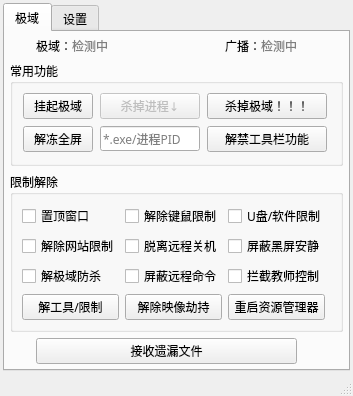
First picture: the form in NTD.ui, repository LYXOfficial/NoTopDomain, before the edit.
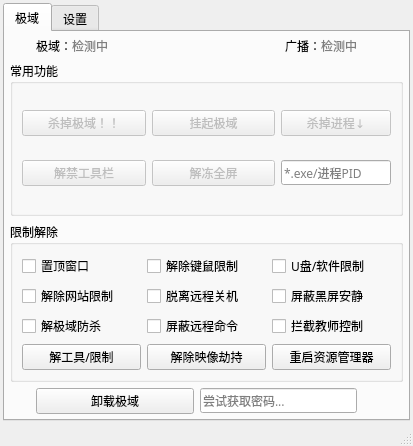
Second picture: the form after the edit.

The edit to the form file:
```diff
--- a/NTD.ui
+++ b/NTD.ui
@@ -6,8 +6,8 @@
    <rect>
     <x>0</x>
     <y>0</y>
-    <width>345</width>
-    <height>376</height>
+    <width>413</width>
+    <height>446</height>
    </rect>
   </property>
   <property name="font">
@@ -58,27 +58,97 @@
         <property name="bottomMargin">
          <number>5</number>
         </property>
-        <item row="0" column="3">
-         <widget class="QLabel" name="label_5">
-          <property name="maximumSize">
-           <size>
-            <width>40</width>
-            <height>16777215</height>
-           </size>
+        <item row="2" column="0" colspan="4">
+         <widget class="QGroupBox" name="groupBox_2">
+          <property name="title">
+           <string>限制解除</string>
           </property>
-          <property name="text">
-           <string/>
-          </property>
-         </widget>
-        </item>
-        <item row="0" column="1">
-         <widget class="QLabel" name="StudentRunning">
-          <property name="text">
-           <string>极域：&lt;span style=&quot;color:grey&quot;&gt;检测中&lt;/span&gt;</string>
-          </property>
-          <property name="margin">
-           <number>0</number>
-          </property>
+          <layout class="QGridLayout" name="gridLayout_3">
+           <item row="2" column="0">
+            <widget class="QCheckBox" name="UnlockTDHook">
+             <property name="text">
+              <string>解极域防杀</string>
+             </property>
+            </widget>
+           </item>
+           <item row="1" column="2">
+            <widget class="QCheckBox" name="NoBlackScreen">
+             <property name="text">
+              <string>屏蔽黑屏安静</string>
+             </property>
+            </widget>
+           </item>
+           <item row="2" column="2">
+            <widget class="QCheckBox" name="NoControl">
+             <property name="text">
+              <string>拦截教师控制</string>
+             </property>
+            </widget>
+           </item>
+           <item row="3" column="1">
+            <widget class="QPushButton" name="NoImg">
+             <property name="text">
+              <string>解除映像劫持</string>
+             </property>
+            </widget>
+           </item>
+           <item row="0" column="1">
+            <widget class="QCheckBox" name="KeyboardYes">
+             <property name="text">
+              <string>解除键鼠限制</string>
+             </property>
+            </widget>
+           </item>
+           <item row="3" column="0">
+            <widget class="QPushButton" name="ToolsYes">
+             <property name="text">
+              <string>解工具/限制</string>
+             </property>
+            </widget>
+           </item>
+           <item row="2" column="1">
+            <widget class="QCheckBox" name="NoCommand">
+             <property name="text">
+              <string>屏蔽远程命令</string>
+             </property>
+            </widget>
+           </item>
+           <item row="0" column="0">
+            <widget class="QCheckBox" name="IamTop">
+             <property name="text">
+              <string>置顶窗口</string>
+             </property>
+            </widget>
+           </item>
+           <item row="0" column="2">
+            <widget class="QCheckBox" name="USBYes">
+             <property name="text">
+              <string>U盘/软件限制</string>
+             </property>
+            </widget>
+           </item>
+           <item row="1" column="1">
+            <widget class="QCheckBox" name="NoShutdown">
+             <property name="text">
+              <string>脱离远程关机</string>
+             </property>
+            </widget>
+           </item>
+           <item row="3" column="2">
+            <widget class="QPushButton" name="RestartExplorer">
+             <property name="text">
+              <string>重启资源管理器</string>
+             </property>
+            </widget>
+           </item>
+           <item row="1" column="0">
+            <widget class="QCheckBox" name="WebsiteYes">
+             <property name="text">
+              <string>解除网站限制</string>
+             </property>
+            </widget>
+           </item>
+          </layout>
          </widget>
         </item>
         <item row="0" column="2">
@@ -97,10 +167,26 @@
           </property>
          </widget>
         </item>
-        <item row="3" column="1" colspan="2">
-         <widget class="QPushButton" name="WhereIsMyFile">
+        <item row="0" column="1">
+         <widget class="QLabel" name="StudentRunning">
           <property name="text">
-           <string>接收遗漏文件</string>
+           <string>极域：&lt;span style=&quot;color:grey&quot;&gt;检测中&lt;/span&gt;</string>
+          </property>
+          <property name="margin">
+           <number>0</number>
+          </property>
+         </widget>
+        </item>
+        <item row="0" column="3">
+         <widget class="QLabel" name="label_5">
+          <property name="maximumSize">
+           <size>
+            <width>40</width>
+            <height>16777215</height>
+           </size>
+          </property>
+          <property name="text">
+           <string/>
           </property>
          </widget>
         </item>
@@ -126,47 +212,14 @@
            <property name="verticalSpacing">
             <number>7</number>
            </property>
-           <item row="0" column="0">
-            <widget class="QPushButton" name="HangUpTD">
-             <property name="maximumSize">
-              <size>
-               <width>70</width>
-               <height>16777215</height>
-              </size>
-             </property>
-             <property name="text">
-              <string>挂起极域</string>
-             </property>
-            </widget>
-           </item>
-           <item row="0" column="1">
-            <widget class="QPushButton" name="KillCurrent">
-             <property name="enabled">
-              <bool>false</bool>
-             </property>
-             <property name="text">
-              <string>杀掉进程↓</string>
-             </property>
-            </widget>
-           </item>
-           <item row="0" column="2">
-            <widget class="QPushButton" name="KillTD">
-             <property name="minimumSize">
-              <size>
-               <width>100</width>
-               <height>0</height>
-              </size>
-             </property>
-             <property name="text">
-              <string>杀掉极域！！！</string>
-             </property>
-            </widget>
-           </item>
-           <item row="1" column="0">
+           <item row="1" column="1">
             <widget class="QPushButton" name="GBWindowed">
+             <property name="enabled">
+              <bool>false</bool>
+             </property>
              <property name="maximumSize">
               <size>
-               <width>70</width>
+               <width>16777215</width>
                <height>16777215</height>
               </size>
              </property>
@@ -181,8 +234,75 @@
              </property>
             </widget>
            </item>
-           <item row="1" column="1">
+           <item row="0" column="1">
+            <widget class="QPushButton" name="HangUpTD">
+             <property name="enabled">
+              <bool>false</bool>
+             </property>
+             <property name="sizePolicy">
+              <sizepolicy hsizetype="Minimum" vsizetype="Fixed">
+               <horstretch>0</horstretch>
+               <verstretch>0</verstretch>
+              </sizepolicy>
+             </property>
+             <property name="maximumSize">
+              <size>
+               <width>16777215</width>
+               <height>16777215</height>
+              </size>
+             </property>
+             <property name="text">
+              <string>挂起极域</string>
+             </property>
+            </widget>
+           </item>
+           <item row="1" column="0">
+            <widget class="QPushButton" name="EnableTDBar">
+             <property name="enabled">
+              <bool>false</bool>
+             </property>
+             <property name="maximumSize">
+              <size>
+               <width>16777215</width>
+               <height>16777215</height>
+              </size>
+             </property>
+             <property name="text">
+              <string>解禁工具栏</string>
+             </property>
+            </widget>
+           </item>
+           <item row="0" column="0">
+            <widget class="QPushButton" name="KillTD">
+             <property name="enabled">
+              <bool>false</bool>
+             </property>
+             <property name="minimumSize">
+              <size>
+               <width>100</width>
+               <height>0</height>
+              </size>
+             </property>
+             <property name="text">
+              <string>杀掉极域！！</string>
+             </property>
+            </widget>
+           </item>
+           <item row="0" column="2">
+            <widget class="QPushButton" name="KillCurrent">
+             <property name="enabled">
+              <bool>false</bool>
+             </property>
+             <property name="text">
+              <string>杀掉进程↓</string>
+             </property>
+            </widget>
+           </item>
+           <item row="1" column="2">
             <widget class="QLineEdit" name="KillSome">
+             <property name="enabled">
+              <bool>true</bool>
+             </property>
              <property name="sizePolicy">
               <sizepolicy hsizetype="Minimum" vsizetype="Fixed">
                <horstretch>0</horstretch>
@@ -191,7 +311,7 @@
              </property>
              <property name="minimumSize">
               <size>
-               <width>100</width>
+               <width>110</width>
                <height>0</height>
               </size>
              </property>
@@ -206,113 +326,30 @@
              </property>
             </widget>
            </item>
-           <item row="1" column="2">
-            <widget class="QPushButton" name="EnableTDBar">
-             <property name="maximumSize">
-              <size>
-               <width>120</width>
-               <height>16777215</height>
-              </size>
-             </property>
-             <property name="text">
-              <string>解禁工具栏功能</string>
-             </property>
-            </widget>
-           </item>
           </layout>
          </widget>
         </item>
-        <item row="2" column="0" colspan="4">
-         <widget class="QGroupBox" name="groupBox_2">
-          <property name="title">
-           <string>限制解除</string>
+        <item row="3" column="1">
+         <widget class="QPushButton" name="UninstallTopDomain">
+          <property name="text">
+           <string>卸载极域</string>
           </property>
-          <layout class="QGridLayout" name="gridLayout_3">
-           <item row="3" column="0">
-            <widget class="QCheckBox" name="UnlockTDHook">
-             <property name="text">
-              <string>解极域防杀</string>
-             </property>
-            </widget>
-           </item>
-           <item row="4" column="1">
-            <widget class="QPushButton" name="NoImg">
-             <property name="text">
-              <string>解除映像劫持</string>
-             </property>
-            </widget>
-           </item>
-           <item row="3" column="1">
-            <widget class="QCheckBox" name="NoCommand">
-             <property name="text">
-              <string>屏蔽远程命令</string>
-             </property>
-            </widget>
-           </item>
-           <item row="2" column="0">
-            <widget class="QCheckBox" name="WebsiteYes">
-             <property name="text">
-              <string>解除网站限制</string>
-             </property>
-            </widget>
-           </item>
-           <item row="4" column="0">
-            <widget class="QPushButton" name="ToolsYes">
-             <property name="text">
-              <string>解工具/限制</string>
-             </property>
-            </widget>
-           </item>
-           <item row="2" column="1">
-            <widget class="QCheckBox" name="NoShutdown">
-             <property name="text">
-              <string>脱离远程关机</string>
-             </property>
-            </widget>
-           </item>
-           <item row="0" column="2" colspan="2">
-            <widget class="QCheckBox" name="USBYes">
-             <property name="text">
-              <string>U盘/软件限制</string>
-             </property>
-            </widget>
-           </item>
-           <item row="0" column="0">
-            <widget class="QCheckBox" name="IamTop">
-             <property name="text">
-              <string>置顶窗口</string>
-             </property>
-            </widget>
-           </item>
-           <item row="0" column="1">
-            <widget class="QCheckBox" name="KeyboardYes">
-             <property name="text">
-              <string>解除键鼠限制</string>
-             </property>
-            </widget>
-           </item>
-           <item row="2" column="2">
-            <widget class="QCheckBox" name="NoBlackScreen">
-             <property name="text">
-              <string>屏蔽黑屏安静</string>
-             </property>
-            </widget>
-           </item>
-           <item row="4" column="2">
-            <widget class="QPushButton" name="RestartExplorer">
-             <property name="text">
-              <string>重启资源管理器</string>
-             </property>
-            </widget>
-           </item>
-           <item row="3" column="2">
-            <widget class="QCheckBox" name="NoControl">
-             <property name="text">
-              <string>拦截教师控制</string>
-             </property>
-            </widget>
-           </item>
-          </layout>
+         </widget>
+        </item>
+        <item row="3" column="2">
+         <widget class="QLineEdit" name="TDPasswd">
+          <property name="sizePolicy">
+           <sizepolicy hsizetype="Minimum" vsizetype="Fixed">
+            <horstretch>0</horstretch>
+            <verstretch>0</verstretch>
+           </sizepolicy>
+          </property>
+          <property name="readOnly">
+           <bool>true</bool>
+          </property>
+          <property name="placeholderText">
+           <string>尝试获取密码...</string>
+          </property>
          </widget>
         </item>
        </layout>
@@ -419,6 +456,13 @@
           </property>
          </widget>
         </item>
+        <item row="2" column="0">
+         <widget class="QCheckBox" name="checkBox_3">
+          <property name="text">
+           <string>禁用QSS</string>
+          </property>
+         </widget>
+        </item>
        </layout>
       </widget>
      </widget>
@@ -430,8 +474,8 @@
     <rect>
      <x>0</x>
      <y>0</y>
-     <width>345</width>
-     <height>22</height>
+     <width>413</width>
+     <height>26</height>
     </rect>
    </property>
   </widget>
```
